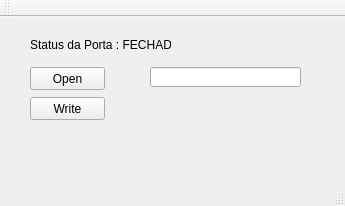
Above: Serial/mainwindow.ui from JSLucena/T3_Perifericos before the change. Below: the same form after it.
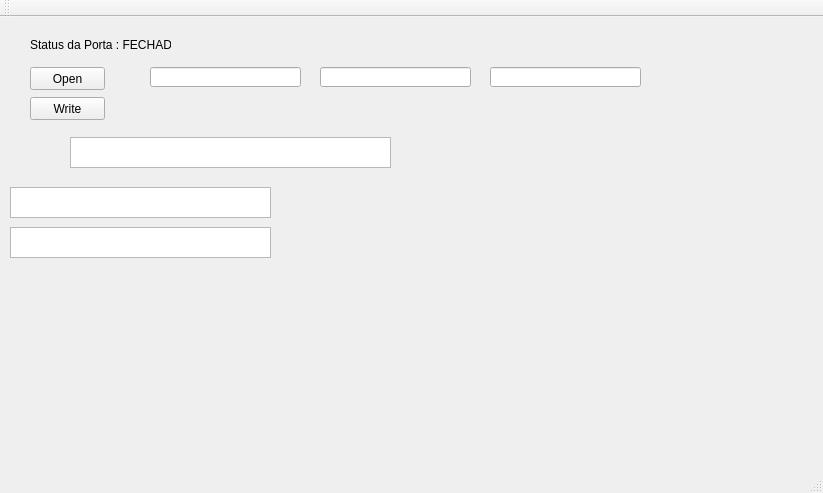
That is the form after the change.

What changed in the file:
```diff
--- a/Serial/mainwindow.ui
+++ b/Serial/mainwindow.ui
@@ -6,8 +6,8 @@
    <rect>
     <x>0</x>
     <y>0</y>
-    <width>345</width>
-    <height>206</height>
+    <width>823</width>
+    <height>493</height>
    </rect>
   </property>
   <property name="windowTitle">
@@ -63,6 +63,56 @@
      <string>Status da Porta : FECHADA</string>
     </property>
    </widget>
+   <widget class="QTextBrowser" name="testeTXT">
+    <property name="geometry">
+     <rect>
+      <x>70</x>
+      <y>120</y>
+      <width>321</width>
+      <height>31</height>
+     </rect>
+    </property>
+   </widget>
+   <widget class="QTextBrowser" name="testeTXT2">
+    <property name="geometry">
+     <rect>
+      <x>10</x>
+      <y>170</y>
+      <width>261</width>
+      <height>31</height>
+     </rect>
+    </property>
+   </widget>
+   <widget class="QTextBrowser" name="testeTXT3">
+    <property name="geometry">
+     <rect>
+      <x>10</x>
+      <y>210</y>
+      <width>261</width>
+      <height>31</height>
+     </rect>
+    </property>
+   </widget>
+   <widget class="QLineEdit" name="CargoEdit">
+    <property name="geometry">
+     <rect>
+      <x>320</x>
+      <y>50</y>
+      <width>151</width>
+      <height>20</height>
+     </rect>
+    </property>
+   </widget>
+   <widget class="QLineEdit" name="MatriculaEdit">
+    <property name="geometry">
+     <rect>
+      <x>490</x>
+      <y>50</y>
+      <width>151</width>
+      <height>20</height>
+     </rect>
+    </property>
+   </widget>
   </widget>
   <widget class="QMenuBar" name="menuBar">
    <property name="geometry">
```
Left out of the diff: 2 changed lines with no effect on the pictures.
